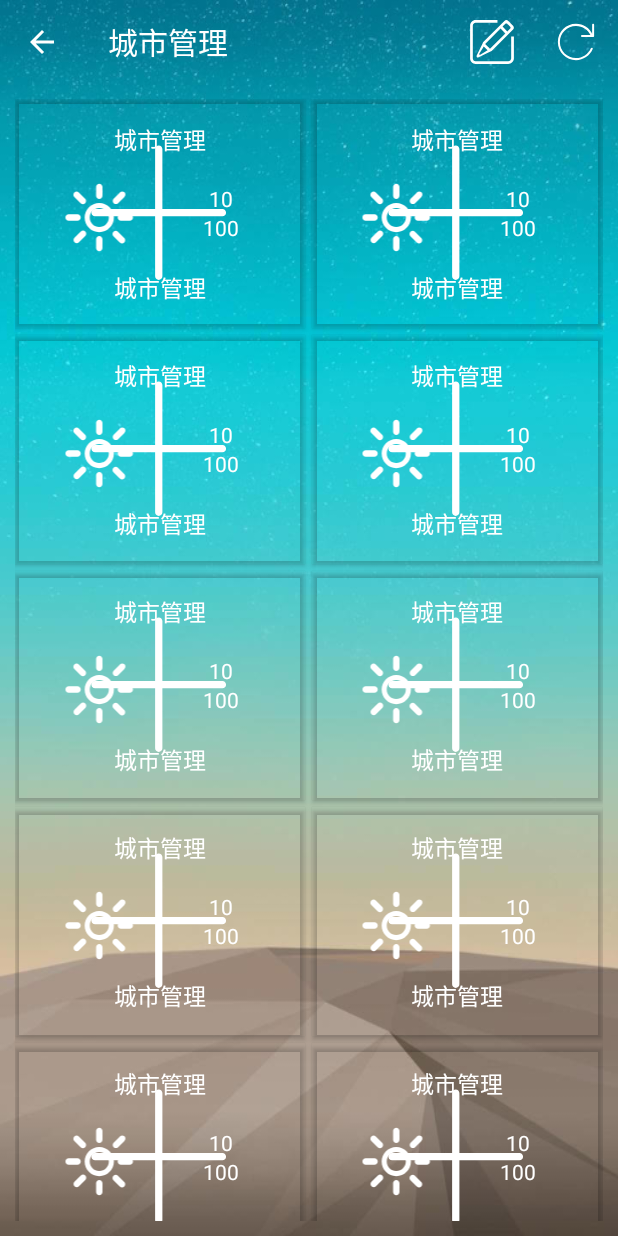
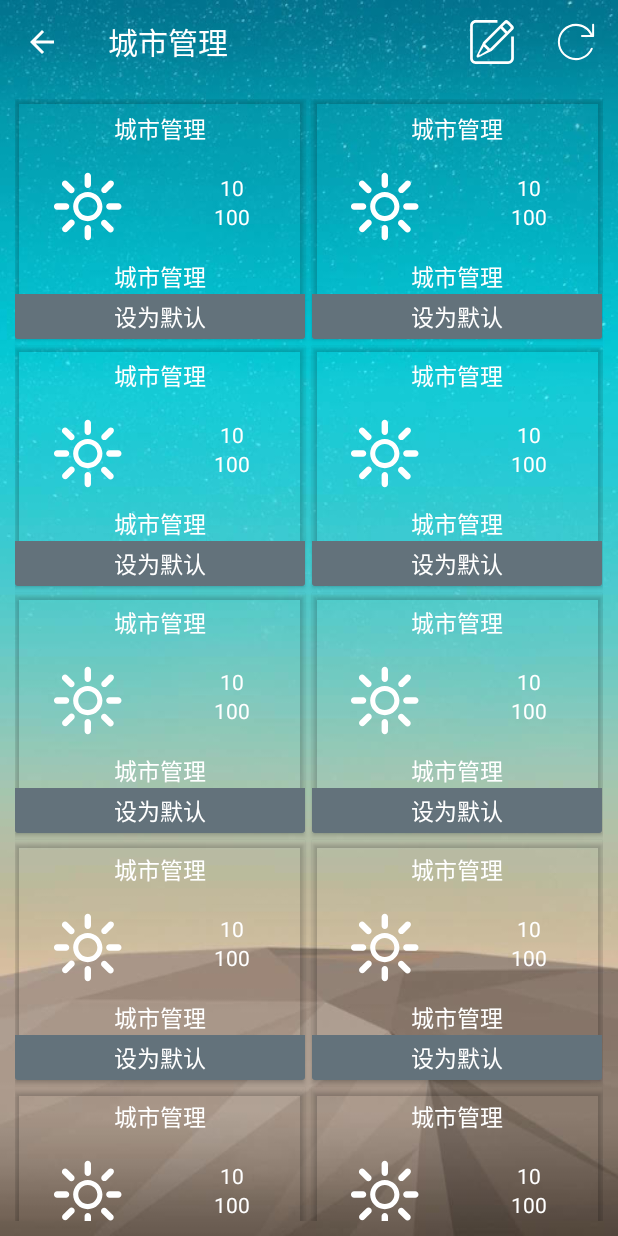
Before and after one commit to objectyan/WeatherBaby, an Android app: the CityManageActivity screen opened directly, with no data from a screen before it, on a phone screen of 412 x 824 dp. Run offline under Robolectric (Android 15) with nearby library versions, the phone set to English and light mode, and no system bars; our stand-ins replace ButterKnife.

Commit message:
完成城市管理页面

```diff
--- a/app/src/main/java/me/objectyan/weatherbaby/adapter/CityManageAdapter.java
+++ b/app/src/main/java/me/objectyan/weatherbaby/adapter/CityManageAdapter.java
@@ -5,6 +5,7 @@ import android.view.LayoutInflater;
 import android.view.View;
 import android.view.ViewGroup;
 import android.widget.ArrayAdapter;
+import android.widget.LinearLayout;
 import android.widget.TextView;
 
 import java.util.List;
@@ -48,9 +49,17 @@ public class CityManageAdapter extends ArrayAdapter<CityInfo> {
         TextView cityWeatherMax;
         @BindView(R.id.city_weather)
         TextView cityWeather;
+        @BindView(R.id.set_default)
+        TextView setDefault;
+        @BindView(R.id.city_add)
+        LinearLayout cityAdd;
+        @BindView(R.id.city_loading)
+        LinearLayout cityLoading;
+
 
         ViewHolder(View view) {
             ButterKnife.bind(this, view);
         }
     }
+
 }
--- a/app/src/main/res/layout/activity_city_manage_item.xml
+++ b/app/src/main/res/layout/activity_city_manage_item.xml
@@ -10,7 +10,7 @@
         android:layout_width="match_parent"
         android:layout_height="wrap_content"
         android:orientation="vertical"
-        android:padding="15dp">
+        android:paddingTop="8dp">
 
         <LinearLayout
             android:layout_width="match_parent"
@@ -78,13 +78,32 @@
                 android:textColor="@color/colorTemp"
                 android:textSize="15dp" />
         </LinearLayout>
+
+        <LinearLayout
+            android:layout_width="match_parent"
+            android:layout_height="wrap_content"
+            android:layout_gravity="bottom"
+            android:background="@color/icon_disabled"
+            android:gravity="bottom">
+
+            <TextView
+                android:id="@+id/set_default"
+                android:layout_width="match_parent"
+                android:layout_height="30dp"
+                android:gravity="center"
+                android:text="@string/city_default"
+                android:textColor="@color/colorTemp"
+                android:textSize="15sp" />
+        </LinearLayout>
     </LinearLayout>
 
     <LinearLayout
+        android:id="@+id/city_add"
         android:layout_width="match_parent"
         android:layout_height="match_parent"
         android:gravity="center_vertical"
-        android:orientation="vertical">
+        android:orientation="vertical"
+        android:visibility="gone">
 
         <androidx.appcompat.widget.AppCompatImageView
             android:layout_width="match_parent"
@@ -94,5 +113,20 @@
             tools:ignore="VectorDrawableCompat" />
     </LinearLayout>
 
+    <LinearLayout
+        android:id="@+id/city_loading"
+        android:layout_width="match_parent"
+        android:layout_height="match_parent"
+        android:gravity="center_vertical"
+        android:orientation="vertical"
+        android:visibility="gone">
+
+        <ProgressBar
+            android:layout_width="match_parent"
+            android:layout_height="match_parent"
+            android:layout_gravity="center"
+            android:indeterminateTint="@color/colorTemp" />
+    </LinearLayout>
+
 
 </androidx.cardview.widget.CardView>
--- a/app/src/main/res/values/strings.xml
+++ b/app/src/main/res/values/strings.xml
@@ -42,5 +42,6 @@
 
     <!-- 城市管理 -->
     <string name="title_activity_city_manage">城市管理</string>
+    <string name="city_default">设为默认</string>
 
 </resources>
```
